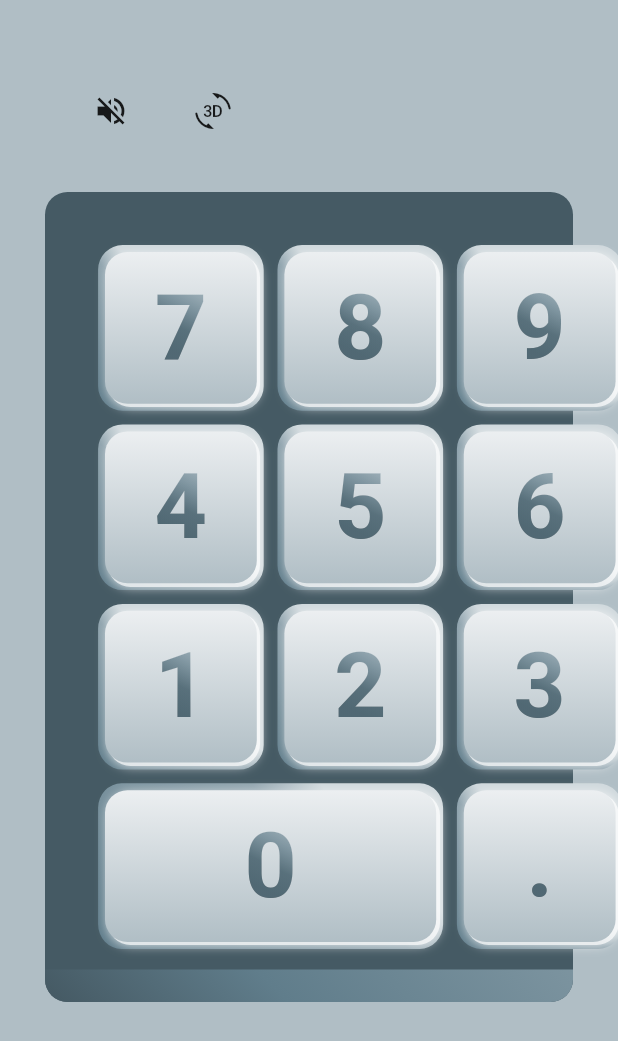
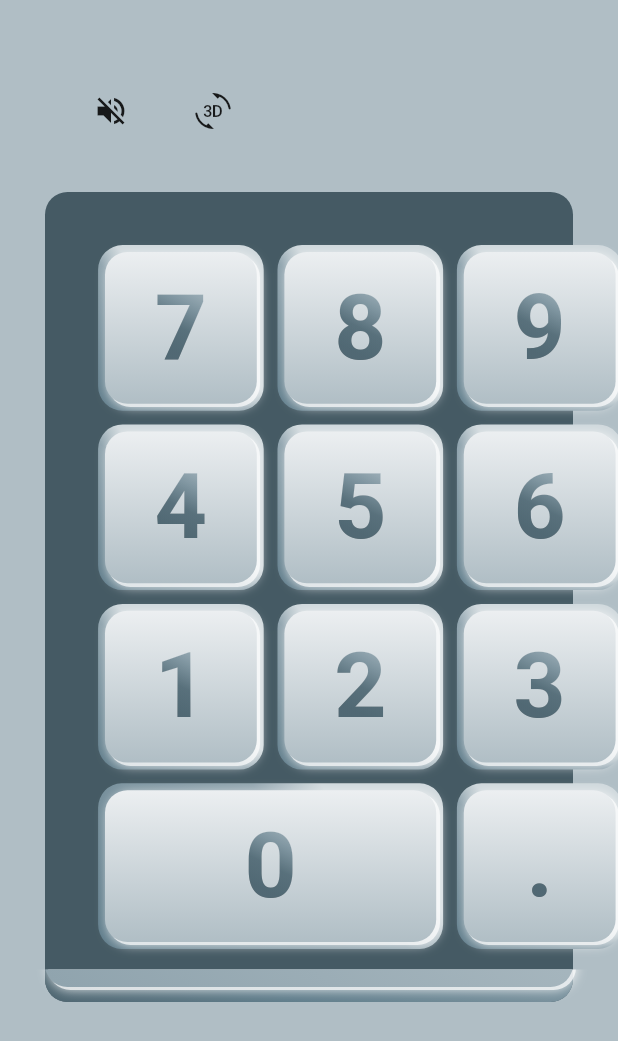
Before and after one commit to Roaa94/flutter_3d_calculator, a Flutter app: the screen it shows after launch, after a tap on the "volume up" icon, on a phone screen of 412 x 824 dp. Shown: the top 1041 px of the screen. Run offline on Flutter 3.47's test engine with Material 2 defaults, Android fonts, the phone set to English and light mode, and no system bars; our stand-ins replace audioplayers.

Commit message:
chore: finalize calculator body front side

```diff
--- a/lib/utils/calculator_config.dart
+++ b/lib/utils/calculator_config.dart
@@ -26,9 +26,12 @@ class CalculatorConfig {
   final double calculatorBodyMaxSidesDistance = 130;
 
   double get calculatorSideWithDistance =>
-      calculatorSide + calculatorPadding * 2 + calculatorBodyMaxSidesDistance;
+      calculatorTotalSide + calculatorBodyMaxSidesDistance;
+
+  double get calculatorTotalSide => calculatorSide + calculatorPadding * 2;
 
   final double calculatorPadding = 20;
+
   double get calculatorVerticalBodyIndent => 20 * 2.5;
 
   double get keySideMin =>
--- a/lib/widgets/calculator_body_painter.dart
+++ b/lib/widgets/calculator_body_painter.dart
@@ -23,8 +23,10 @@ class CalculatorBodyPainter extends CustomPainter {
   final CalculatorConfig config;
   final AnimationController animationController;
   late Animation<double> distanceAnimation;
+  late Animation<double> rimOffsetAnimation;
 
   final bodyPaint = Paint();
+  final rimPaint = Paint();
 
   @override
   void paint(Canvas canvas, Size size) {
@@ -32,7 +34,7 @@ class CalculatorBodyPainter extends CustomPainter {
       Offset(0, config.calculatorSideWithDistance),
       Offset(config.calculatorSideWithDistance, 0),
       [
-        config.baseColor.shade800,
+        config.baseColor.shade700,
         config.baseColor.shade500,
         config.baseColor.shade300,
         config.baseColor.shade200,
@@ -44,7 +46,7 @@ class CalculatorBodyPainter extends CustomPainter {
     double borderRadiusOffset =
         (config.keyBorderRadius * sqrt(2) - config.keyBorderRadius) / sqrt(2);
     double distance = distanceAnimation.value;
-    final path = Path()
+    final bodyPath = Path()
       ..addRRect(
         RRect.fromRectAndRadius(
           Rect.fromLTWH(0, 0, size.width, size.height),
@@ -67,7 +69,7 @@ class CalculatorBodyPainter extends CustomPainter {
         size.height + distance - borderRadiusOffset,
       )
       ..lineTo(borderRadiusOffset, size.height - borderRadiusOffset);
-    canvas.drawPath(path, bodyPaint);
+    canvas.drawPath(bodyPath, bodyPaint);
   }
 
   @override
--- a/lib/widgets/calculator_key.dart
+++ b/lib/widgets/calculator_key.dart
@@ -10,11 +10,13 @@ class CalculatorKey extends StatelessWidget {
     required this.keyData,
     required this.animationController,
     required this.calculatorConfig,
+    required this.glowOffsetAnimation,
   });
 
   final CalculatorKeyData keyData;
   final AnimationController animationController;
   final CalculatorConfig calculatorConfig;
+  final Animation<Offset> glowOffsetAnimation;
 
   @override
   Widget build(BuildContext context) {
@@ -37,6 +39,7 @@ class CalculatorKey extends StatelessWidget {
             config: calculatorConfig,
             color: keyData.color,
             animationController: animationController,
+            glowOffsetAnimation: glowOffsetAnimation,
           ),
         ],
       ),
--- a/lib/widgets/calculator_key_face.dart
+++ b/lib/widgets/calculator_key_face.dart
@@ -9,6 +9,7 @@ class CalculatorKeyFace extends StatefulWidget {
     required this.config,
     required this.color,
     required this.animationController,
+    required this.glowOffsetAnimation,
   });
 
   final Size size;
@@ -16,27 +17,17 @@ class CalculatorKeyFace extends StatefulWidget {
   final CalculatorConfig config;
   final MaterialColor color;
   final AnimationController animationController;
+  final Animation<Offset> glowOffsetAnimation;
 
   @override
   State<CalculatorKeyFace> createState() => _CalculatorKeyFaceState();
 }
 
 class _CalculatorKeyFaceState extends State<CalculatorKeyFace> {
-  late final Animation<Offset> glowOffsetAnimation;
   late final Animation<double> textShadowOffsetAnimation;
 
   @override
   void initState() {
-    glowOffsetAnimation = Tween<Offset>(
-      begin: const Offset(2, 2),
-      end: const Offset(4, 4),
-    ).animate(
-      CurvedAnimation(
-        parent: widget.animationController,
-        curve: widget.config.animationCurve,
-      ),
-    );
-
     textShadowOffsetAnimation = Tween<double>(begin: 0, end: 1).animate(
       CurvedAnimation(
         parent: widget.animationController,
@@ -48,9 +39,7 @@ class _CalculatorKeyFaceState extends State<CalculatorKeyFace> {
 
   @override
   Widget build(BuildContext context) {
-    return AnimatedBuilder(
-      animation: widget.animationController,
-      builder: (context, child) => Container(
+    return Container(
       width: widget.size.width,
       height: widget.size.height,
       decoration: BoxDecoration(
@@ -66,7 +55,7 @@ class _CalculatorKeyFaceState extends State<CalculatorKeyFace> {
         boxShadow: [
           BoxShadow(
             color: Colors.white.withOpacity(0.8),
-              offset: glowOffsetAnimation.value,
+            offset: widget.glowOffsetAnimation.value,
             blurRadius: 6,
             blurStyle: BlurStyle.solid,
           ),
@@ -151,7 +140,6 @@ class _CalculatorKeyFaceState extends State<CalculatorKeyFace> {
           ],
         ),
       ),
-      ),
     );
   }
 }
--- a/lib/widgets/calculator_view.dart
+++ b/lib/widgets/calculator_view.dart
@@ -33,6 +33,7 @@ class _CalculatorViewState extends State<CalculatorView>
     with SingleTickerProviderStateMixin {
   late final AnimationController animationController;
   late final Animation<double> scaleAnimation;
+  late final Animation<Offset> glowOffsetAnimation;
 
   @override
   void initState() {
@@ -45,6 +46,16 @@ class _CalculatorViewState extends State<CalculatorView>
         curve: widget.config.animationCurve,
       ),
     );
+
+    glowOffsetAnimation = Tween<Offset>(
+      begin: const Offset(2, 2),
+      end: const Offset(4, 4),
+    ).animate(
+      CurvedAnimation(
+        parent: widget.animationController,
+        curve: widget.config.animationCurve,
+      ),
+    );
   }
 
   @override
@@ -54,6 +65,10 @@ class _CalculatorViewState extends State<CalculatorView>
       builder: (context, child) {
         double bodyOffset = widget.config.calculatorVerticalBodyIndent *
             animationController.value;
+
+        double rimSide = widget.config.calculatorTotalSide +
+            widget.config.calculatorPadding +
+            (widget.config.calculatorPadding * animationController.value);
 
         return Transform.scale(
           scaleY: scaleAnimation.value,
@@ -93,6 +108,7 @@ class _CalculatorViewState extends State<CalculatorView>
                             keyData: key,
                             calculatorConfig: widget.config,
                             animationController: animationController,
+                            glowOffsetAnimation: glowOffsetAnimation,
                           ),
                         ),
                       );
@@ -111,6 +127,36 @@ class _CalculatorViewState extends State<CalculatorView>
                         config: widget.config,
                         animationController: animationController,
                       ),
+                      child: Center(
+                        child: Container(
+                          width: rimSide,
+                          height: rimSide,
+                          decoration: BoxDecoration(
+                            borderRadius: BorderRadius.circular(
+                              widget.config.keyBorderRadius,
+                            ),
+                            gradient: LinearGradient(
+                              colors: [
+                                widget.config.baseColor.shade300,
+                                widget.config.baseColor.shade200,
+                                widget.config.baseColor.shade100,
+                                widget.config.baseColor.shade50,
+                              ],
+                              begin: Alignment.bottomLeft,
+                              end: Alignment.topRight,
+                              stops: const [0.01, 0.49, 0.52, 0.7],
+                            ),
+                            boxShadow: [
+                              BoxShadow(
+                                color: Colors.white.withOpacity(0.8),
+                                offset: glowOffsetAnimation.value,
+                                blurRadius: 6,
+                                blurStyle: BlurStyle.solid,
+                              ),
+                            ],
+                          ),
+                        ),
+                      ),
                     ),
                   ),
                 ),
```
Lines whose indentation alone changed are shown as unchanged.
